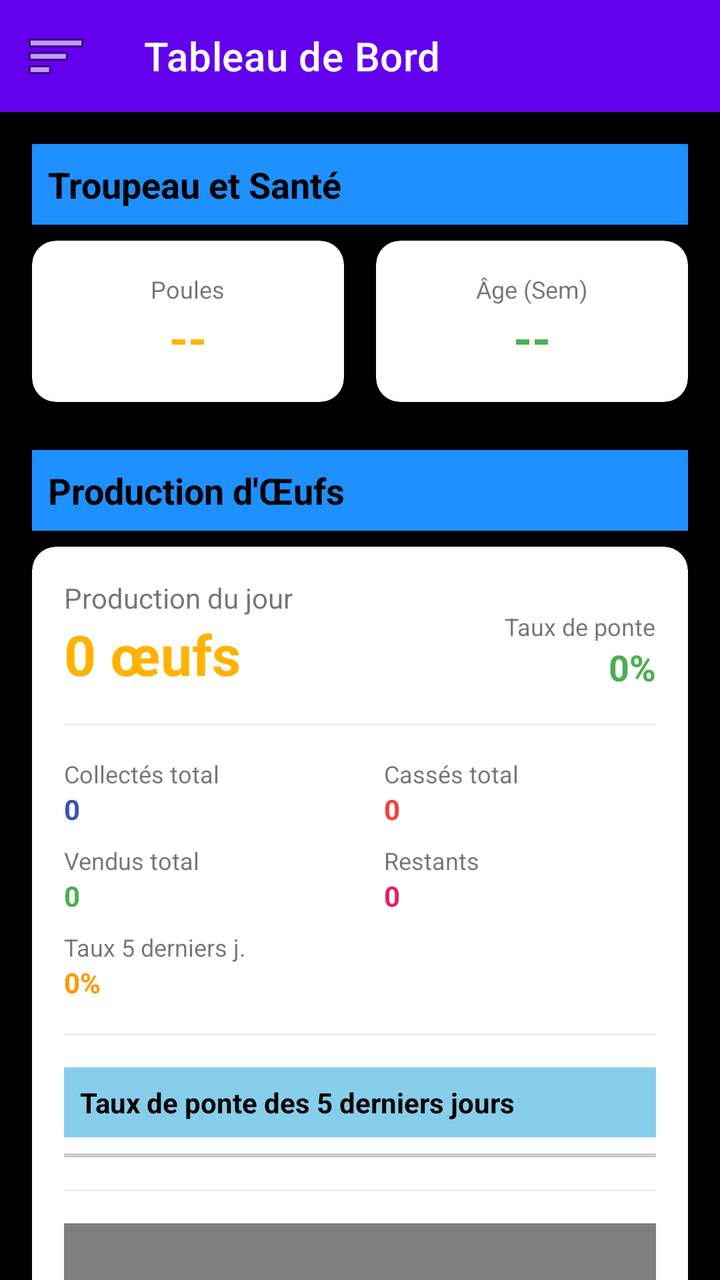
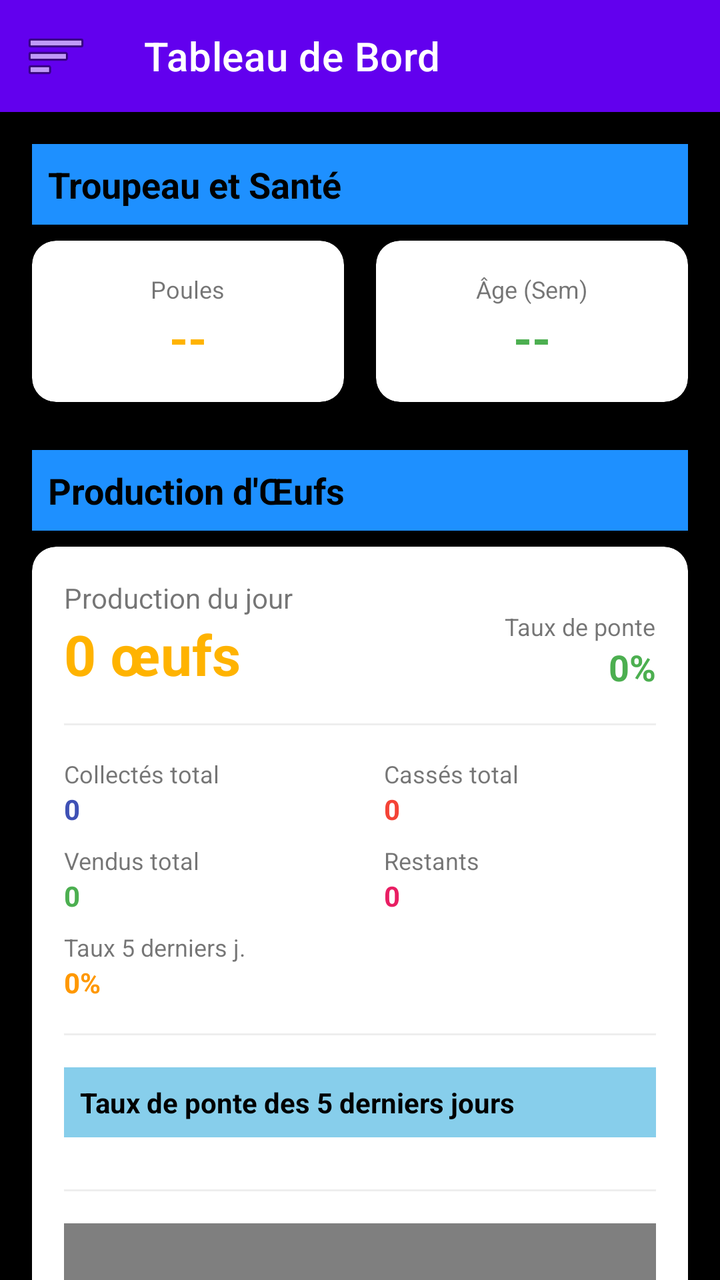

Screens rendered from an Android XML layout before and after an edit, with the pre-edit source and the edit as a unified diff.
<!-- AndroidManifest.xml: application theme Theme.Poulailler_copilot -->
<!-- res/layout/activity_dashboard.xml -->
<?xml version="1.0" encoding="utf-8"?>
<androidx.drawerlayout.widget.DrawerLayout xmlns:android="http://schemas.android.com/apk/res/android"
    xmlns:app="http://schemas.android.com/apk/res-auto"
    xmlns:tools="http://schemas.android.com/tools"
    android:id="@+id/drawerLayout"
    android:layout_width="match_parent"
    android:layout_height="match_parent"
    tools:context=".ui.DashboardActivity">

    <androidx.coordinatorlayout.widget.CoordinatorLayout
        android:layout_width="match_parent"
        android:layout_height="match_parent">

        <com.google.android.material.appbar.AppBarLayout
            android:layout_width="match_parent"
            android:layout_height="wrap_content">

            <com.google.android.material.appbar.MaterialToolbar
                android:id="@+id/toolbar"
                android:layout_width="match_parent"
                android:layout_height="?attr/actionBarSize"
                android:background="?attr/colorPrimary"
                app:title="Tableau de Bord"
                app:titleTextColor="@color/white"
                app:navigationIcon="@android:drawable/ic_menu_sort_by_size" />
        </com.google.android.material.appbar.AppBarLayout>

        <androidx.core.widget.NestedScrollView
            android:layout_width="match_parent"
            android:layout_height="match_parent"
            app:layout_behavior="@string/appbar_scrolling_view_behavior">

            <LinearLayout
                android:layout_width="match_parent"
                android:layout_height="wrap_content"
                android:orientation="vertical"
                android:padding="16dp">

                
                <TextView
                    android:layout_width="match_parent"
                    android:layout_height="wrap_content"
                    android:text="Troupeau et Santé"
                    android:textSize="18sp"
                    android:textStyle="bold"
                    android:background="#1E90FF"
                    android:textColor="#000000"
                    android:padding="8dp"
                    android:layout_marginBottom="8dp"/>

                <LinearLayout
                    android:layout_width="match_parent"
                    android:layout_height="wrap_content"
                    android:orientation="horizontal">

                    <com.google.android.material.card.MaterialCardView
                        android:layout_width="0dp"
                        android:layout_height="wrap_content"
                        android:layout_weight="1"
                        android:layout_marginEnd="8dp"
                        app:cardCornerRadius="12dp"
                        app:cardElevation="4dp">
                        <LinearLayout
                            android:layout_width="match_parent"
                            android:layout_height="wrap_content"
                            android:orientation="vertical"
                            android:padding="16dp"
                            android:gravity="center">
                            <TextView
                                android:layout_width="wrap_content"
                                android:layout_height="wrap_content"
                                android:text="Poules"
                                android:textSize="12sp"/>
                            <TextView
                                android:id="@+id/tvHensCount"
                                android:layout_width="wrap_content"
                                android:layout_height="wrap_content"
                                android:text="--"
                                android:textSize="24sp"
                                android:textStyle="bold"
                                android:textColor="#FFB300"/>
                        </LinearLayout>
                    </com.google.android.material.card.MaterialCardView>

                    <com.google.android.material.card.MaterialCardView
                        android:layout_width="0dp"
                        android:layout_height="wrap_content"
                        android:layout_weight="1"
                        android:layout_marginStart="8dp"
                        app:cardCornerRadius="12dp"
                        app:cardElevation="4dp">
                        <LinearLayout
                            android:layout_width="match_parent"
                            android:layout_height="wrap_content"
                            android:orientation="vertical"
                            android:padding="16dp"
                            android:gravity="center">
                            <TextView
                                android:layout_width="wrap_content"
                                android:layout_height="wrap_content"
                                android:text="Âge (Sem)"
                                android:textSize="12sp"/>
                            <TextView
                                android:id="@+id/tvHensAge"
                                android:layout_width="wrap_content"
                                android:layout_height="wrap_content"
                                android:text="--"
                                android:textSize="24sp"
                                android:textStyle="bold"
                                android:textColor="#4CAF50"/>
                        </LinearLayout>
                    </com.google.android.material.card.MaterialCardView>
                </LinearLayout>

                
                <TextView
                    android:layout_width="match_parent"
                    android:layout_height="wrap_content"
                    android:text="Production d'Œufs"
                    android:textSize="18sp"
                    android:textStyle="bold"
                    android:background="#1E90FF"
                    android:textColor="#000000"
                    android:padding="8dp"
                    android:layout_marginTop="24dp"
                    android:layout_marginBottom="8dp"/>

                <com.google.android.material.card.MaterialCardView
                    android:layout_width="match_parent"
                    android:layout_height="wrap_content"
                    app:cardCornerRadius="12dp"
                    app:cardElevation="4dp">
                    <LinearLayout
                        android:layout_width="match_parent"
                        android:layout_height="wrap_content"
                        android:orientation="vertical"
                        android:padding="16dp">

                        <LinearLayout
                            android:layout_width="match_parent"
                            android:layout_height="wrap_content"
                            android:orientation="horizontal"
                            android:gravity="bottom">
                            <LinearLayout
                                android:layout_width="0dp"
                                android:layout_height="wrap_content"
                                android:layout_weight="1"
                                android:orientation="vertical">
                                <TextView
                                    android:layout_width="wrap_content"
                                    android:layout_height="wrap_content"
                                    android:text="Production du jour"
                                    android:textSize="14sp"/>
                                <TextView
                                    android:id="@+id/tvTodayEggs"
                                    android:layout_width="wrap_content"
                                    android:layout_height="wrap_content"
                                    android:text="0 œufs"
                                    android:textSize="28sp"
                                    android:textStyle="bold"
                                    android:textColor="#FFB300"/>
                            </LinearLayout>

                            <LinearLayout
                                android:layout_width="wrap_content"
                                android:layout_height="wrap_content"
                                android:orientation="vertical"
                                android:gravity="end">
                                <TextView
                                    android:layout_width="wrap_content"
                                    android:layout_height="wrap_content"
                                    android:text="Taux de ponte"
                                    android:textSize="12sp"/>
                                <TextView
                                    android:id="@+id/tvLayingRate"
                                    android:layout_width="wrap_content"
                                    android:layout_height="wrap_content"
                                    android:text="0%"
                                    android:textSize="18sp"
                                    android:textStyle="bold"
                                    android:textColor="#4CAF50"/>
                            </LinearLayout>
                        </LinearLayout>

                        <View
                            android:layout_width="match_parent"
                            android:layout_height="1dp"
                            android:background="#EEEEEE"
                            android:layout_marginVertical="16dp"/>

                        <GridLayout
                            android:layout_width="match_parent"
                            android:layout_height="wrap_content"
                            android:columnCount="2"
                            android:rowCount="3"
                            android:alignmentMode="alignMargins">

                            <LinearLayout android:orientation="vertical" android:layout_columnWeight="1" android:layout_marginBottom="8dp">
                                <TextView android:layout_width="wrap_content" android:layout_height="wrap_content" android:text="Collectés total" android:textSize="12sp"/>
                                <TextView android:id="@+id/tvTotalCollected" android:layout_width="wrap_content" android:layout_height="wrap_content" android:text="0" android:textStyle="bold" android:textColor="#3F51B5"/>
                            </LinearLayout>

                            <LinearLayout android:orientation="vertical" android:layout_columnWeight="1" android:layout_marginBottom="8dp">
                                <TextView android:layout_width="wrap_content" android:layout_height="wrap_content" android:text="Cassés total" android:textSize="12sp"/>
                                <TextView android:id="@+id/tvTotalBroken" android:layout_width="wrap_content" android:layout_height="wrap_content" android:text="0" android:textStyle="bold" android:textColor="#F44336"/>
                            </LinearLayout>

                            <LinearLayout android:orientation="vertical" android:layout_columnWeight="1" android:layout_marginBottom="8dp">
                                <TextView android:layout_width="wrap_content" android:layout_height="wrap_content" android:text="Vendus total" android:textSize="12sp"/>
                                <TextView android:id="@+id/tvTotalSold" android:layout_width="wrap_content" android:layout_height="wrap_content" android:text="0" android:textStyle="bold" android:textColor="#4CAF50"/>
                            </LinearLayout>

                            <LinearLayout android:orientation="vertical" android:layout_columnWeight="1" android:layout_marginBottom="8dp">
                                <TextView android:layout_width="wrap_content" android:layout_height="wrap_content" android:text="Restants" android:textSize="12sp"/>
                                <TextView android:id="@+id/tvTotalRemaining" android:layout_width="wrap_content" android:layout_height="wrap_content" android:text="0" android:textStyle="bold" android:textColor="#E91E63"/>
                            </LinearLayout>

                            <LinearLayout android:orientation="vertical" android:layout_columnWeight="1">
                                <TextView android:layout_width="wrap_content" android:layout_height="wrap_content" android:text="Taux 5 derniers j." android:textSize="12sp"/>
                                <TextView android:id="@+id/tvLayingRate5d" android:layout_width="wrap_content" android:layout_height="wrap_content" android:text="0%" android:textStyle="bold" android:textColor="#FF9800"/>
                            </LinearLayout>
                        </GridLayout>

                        <View
                            android:layout_width="match_parent"
                            android:layout_height="1dp"
                            android:background="#EEEEEE"
                            android:layout_marginVertical="16dp"/>

                        <TextView
                            android:layout_width="match_parent"
                            android:layout_height="wrap_content"
                            android:text="Taux de ponte des 5 derniers jours"
                            android:textSize="14sp"
                            android:textStyle="bold"
                            android:background="#87CEEB"
                            android:textColor="#000000"
                            android:padding="8dp"
                            android:layout_marginBottom="8dp"/>

                        <TableLayout
                            android:id="@+id/tableLast5Days"
                            android:layout_width="match_parent"
                            android:layout_height="wrap_content"
                            android:stretchColumns="0,1,2,3,4,5"
                            android:padding="1dp"
                            android:background="#CCCCCC">
                        </TableLayout>

                        <View
                            android:layout_width="match_parent"
                            android:layout_height="1dp"
                            android:background="#EEEEEE"
                            android:layout_marginVertical="16dp"/>

                        <com.github.mikephil.charting.charts.LineChart
                            android:id="@+id/productionChart"
                            android:layout_width="match_parent"
                            android:layout_height="200dp" />
                    </LinearLayout>
                </com.google.android.material.card.MaterialCardView>

                
                <LinearLayout
                    android:id="@+id/layoutFinanceSummary"
                    android:layout_width="match_parent"
                    android:layout_height="wrap_content"
                    android:orientation="vertical"
                    android:visibility="gone">

                    <TextView
                        android:layout_width="match_parent"
                        android:layout_height="wrap_content"
                        android:text="Résumé Financier"
                        android:textSize="18sp"
                        android:textStyle="bold"
                        android:background="#1E90FF"
                        android:textColor="#000000"
                        android:padding="8dp"
                        android:layout_marginTop="24dp"
                        android:layout_marginBottom="8dp"/>

                    <LinearLayout
                        android:layout_width="match_parent"
                        android:layout_height="wrap_content"
                        android:orientation="horizontal">

                        <com.google.android.material.card.MaterialCardView
                            android:layout_width="0dp"
                            android:layout_height="wrap_content"
                            android:layout_weight="1"
                            android:layout_marginEnd="8dp"
                            app:cardCornerRadius="12dp"
                            app:cardElevation="4dp">
                            <LinearLayout
                                android:layout_width="match_parent"
                                android:layout_height="wrap_content"
                                android:orientation="vertical"
                                android:padding="16dp">
                                <TextView
                                    android:layout_width="wrap_content"
                                    android:layout_height="wrap_content"
                                    android:text="Ventes"
                                    android:textSize="12sp"/>
                                <TextView
                                    android:id="@+id/tvSalesRevenue"
                                    android:layout_width="wrap_content"
                                    android:layout_height="wrap_content"
                                    android:text="0.00 $"
                                    android:textSize="18sp"
                                    android:textStyle="bold"
                                    android:textColor="#4CAF50"/>
                            </LinearLayout>
                        </com.google.android.material.card.MaterialCardView>

                        <com.google.android.material.card.MaterialCardView
                            android:layout_width="0dp"
                            android:layout_height="wrap_content"
                            android:layout_weight="1"
                            android:layout_marginStart="8dp"
                            app:cardCornerRadius="12dp"
                            app:cardElevation="4dp">
                            <LinearLayout
                                android:layout_width="match_parent"
                                android:layout_height="wrap_content"
                                android:orientation="vertical"
                                android:padding="16dp">
                                <TextView
                                    android:layout_width="wrap_content"
                                    android:layout_height="wrap_content"
                                    android:text="Dépenses"
                                    android:textSize="12sp"/>
                                <TextView
                                    android:id="@+id/tvTotalExpenses"
                                    android:layout_width="wrap_content"
                                    android:layout_height="wrap_content"
                                    android:text="0.00 $"
                                    android:textSize="18sp"
                                    android:textStyle="bold"
                                    android:textColor="#F44336"/>
                            </LinearLayout>
                        </com.google.android.material.card.MaterialCardView>
                    </LinearLayout>

                    <com.google.android.material.card.MaterialCardView
                        android:layout_width="match_parent"
                        android:layout_height="wrap_content"
                        android:layout_marginTop="16dp"
                        app:cardCornerRadius="12dp"
                        app:cardElevation="4dp">
                        <LinearLayout
                            android:layout_width="match_parent"
                            android:layout_height="wrap_content"
                            android:orientation="vertical"
                            android:padding="16dp">

                            <TextView
                                android:layout_width="wrap_content"
                                android:layout_height="wrap_content"
                                android:text="Dépenses par catégorie"
                                android:textStyle="bold"
                                android:layout_marginBottom="8dp"/>

                            <TextView
                                android:layout_width="wrap_content"
                                android:layout_height="wrap_content"
                                android:text="Stock Aliment"
                                android:textSize="12sp"/>
                            <TextView
                                android:id="@+id/tvTotalFeed"
                                android:layout_width="wrap_content"
                                android:layout_height="wrap_content"
                                android:text="0 kg"
                                android:textSize="20sp"
                                android:textColor="#FF9800"
                                android:layout_marginBottom="16dp"/>

                            <com.github.mikephil.charting.charts.BarChart
                                android:id="@+id/expensesBarChart"
                                android:layout_width="match_parent"
                                android:layout_height="250dp" />
                        </LinearLayout>
                    </com.google.android.material.card.MaterialCardView>
                </LinearLayout>

                
                <com.google.android.material.card.MaterialCardView
                    android:layout_width="match_parent"
                    android:layout_height="wrap_content"
                    android:layout_marginTop="16dp"
                    app:cardCornerRadius="12dp"
                    app:cardElevation="4dp">
                    <LinearLayout
                        android:layout_width="match_parent"
                        android:layout_height="wrap_content"
                        android:orientation="vertical"
                        android:padding="16dp">
                        <TextView
                            android:layout_width="match_parent"
                            android:layout_height="wrap_content"
                            android:text="Vaccins administrés"
                            android:textSize="14sp"
                            android:textStyle="bold"
                            android:background="#87CEEB"
                            android:textColor="#000000"
                            android:padding="8dp"
                            android:layout_marginBottom="8dp"/>

                        <ListView
                            android:id="@+id/lvRecentVaccines"
                            android:layout_width="match_parent"
                            android:layout_height="100dp" />
                    </LinearLayout>
                </com.google.android.material.card.MaterialCardView>

                <View
                    android:layout_width="match_parent"
                    android:layout_height="80dp"/>

            </LinearLayout>
        </androidx.core.widget.NestedScrollView>

    </androidx.coordinatorlayout.widget.CoordinatorLayout>

    
    <com.google.android.material.navigation.NavigationView
        android:id="@+id/navigationView"
        android:layout_width="wrap_content"
        android:layout_height="match_parent"
        android:layout_gravity="start"
        app:headerLayout="@layout/nav_header"
        app:menu="@menu/drawer_menu" />

</androidx.drawerlayout.widget.DrawerLayout>
<!-- res/layout/nav_header.xml (included above) -->
<?xml version="1.0" encoding="utf-8"?>
<LinearLayout xmlns:android="http://schemas.android.com/apk/res/android"
    android:layout_width="match_parent"
    android:layout_height="180dp"
    android:background="#FFB300"
    android:gravity="bottom"
    android:orientation="vertical"
    android:padding="16dp"
    android:theme="@style/ThemeOverlay.AppCompat.Dark">

    <ImageView
        android:layout_width="64dp"
        android:layout_height="64dp"
        android:src="@drawable/poule_pondeuse"
        android:scaleType="centerCrop" />

    <TextView
        android:id="@+id/tvUserRole"
        android:layout_width="match_parent"
        android:layout_height="wrap_content"
        android:paddingTop="8dp"
        android:text="Responsable"
        android:textAppearance="@style/TextAppearance.AppCompat.Body1"
        android:textStyle="bold" />

    <TextView
        android:id="@+id/tvUsername"
        android:layout_width="wrap_content"
        android:layout_height="wrap_content"
        android:text="admin" />
</LinearLayout>
<!-- resources referenced by this layout -->
<resources>
  <color name="white">#FFFFFFFF</color>
  <!-- drawable poule_pondeuse: jpg bitmap (drawable, 10631 bytes) -->
  <style name="Theme.Poulailler_copilot" parent="Theme.MaterialComponents.DayNight.NoActionBar">
          
          <item name="colorPrimary">@color/purple_500</item>
          <item name="colorPrimaryVariant">@color/purple_700</item>
          <item name="colorOnPrimary">@color/white</item>
          
          <item name="colorSecondary">@color/teal_200</item>
          <item name="colorSecondaryVariant">@color/teal_700</item>
          <item name="colorOnSecondary">@color/black</item>
  
          
          <item name="android:windowBackground">@color/black</item>
  
          
          <item name="android:statusBarColor">?attr/colorPrimaryVariant</item>
      </style>
  <color name="purple_500">#FF6200EE</color>
  <color name="purple_700">#FF3700B3</color>
  <color name="teal_200">#FF03DAC5</color>
  <color name="teal_700">#FF018786</color>
  <color name="black">#FF000000</color>
</resources>

<!-- the commit's change to res/layout/activity_dashboard.xml (unified diff, before → after) -->
@@ -243,8 +243,8 @@
                             android:layout_width="match_parent"
                             android:layout_height="wrap_content"
                             android:stretchColumns="0,1,2,3,4,5"
-                            android:padding="1dp"
-                            android:background="#CCCCCC">
+                            android:padding="1dp" >
+                            //android:background="#ff000000">
                         </TableLayout>
 
                         <View
@@ -366,6 +366,7 @@
                                 android:layout_height="wrap_content"
                                 android:text="Stock Aliment"
                                 android:textSize="12sp"/>
+
                             <TextView
                                 android:id="@+id/tvTotalFeed"
                                 android:layout_width="wrap_content"
@@ -378,7 +379,8 @@
                             <com.github.mikephil.charting.charts.BarChart
                                 android:id="@+id/expensesBarChart"
                                 android:layout_width="match_parent"
-                                android:layout_height="250dp" />
+                                android:layout_height="250dp"
+                                android:textColor="#FF9800" />
                         </LinearLayout>
                     </com.google.android.material.card.MaterialCardView>
                 </LinearLayout>
